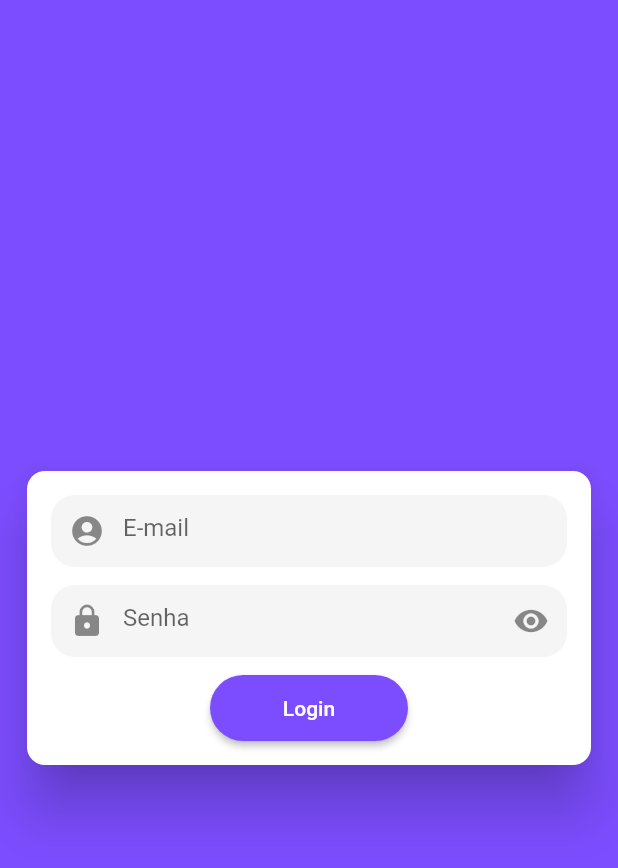
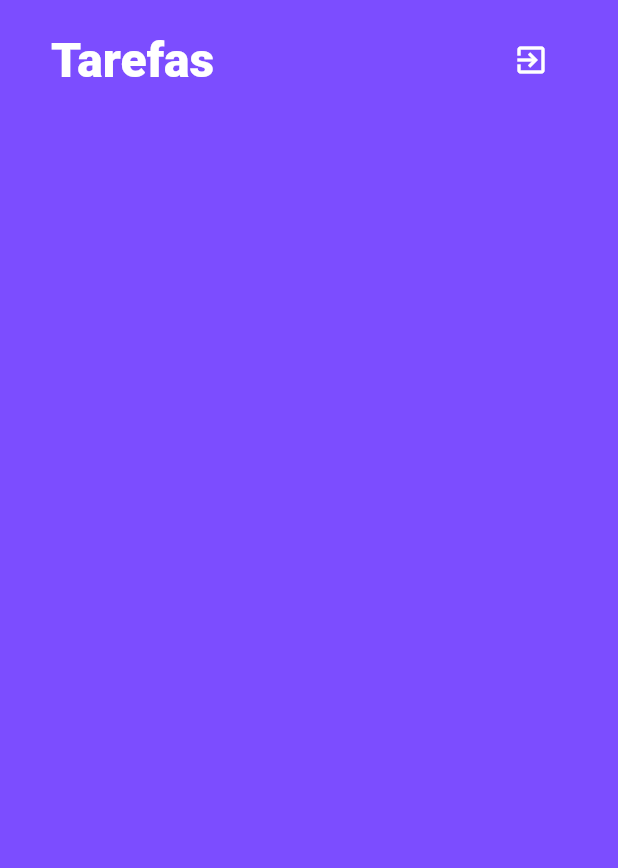
Before and after one commit to isaacscardoso/todolist-flutter-mobx, a Flutter app: the screen it shows after launch, after a tap on "Login", on a phone screen of 412 x 824 dp. Shown: the top 868 px of the screen. Run offline on Flutter 3.47's test engine with Material 2 defaults, Android fonts, the light colour scheme and no system bars.

Commit message:
Implementing the task listing screen, and using routes to switch between screens.

```diff
--- /dev/null
+++ b/lib/views/list_screen.dart
@@ -0,0 +1,59 @@
+import 'package:flutter/material.dart';
+import 'package:mobx_todo_list/views/login_screen.dart';
+
+class ListScreen extends StatefulWidget {
+  const ListScreen({Key? key}) : super(key: key);
+
+  @override
+  State<ListScreen> createState() => _ListScreenState();
+}
+
+class _ListScreenState extends State<ListScreen> {
+  @override
+  Widget build(BuildContext context) {
+    return SafeArea(
+      child: Scaffold(
+        resizeToAvoidBottomInset: false,
+        body: Container(
+          margin: const EdgeInsets.fromLTRB(32, 0, 32, 32),
+          child: Column(
+            children: <Widget>[
+              Padding(
+                padding: const EdgeInsets.symmetric(
+                  vertical: 16,
+                  horizontal: 2,
+                ),
+                child: Row(
+                  mainAxisAlignment: MainAxisAlignment.spaceBetween,
+                  children: <Widget>[
+                    const Text(
+                      'Tarefas',
+                      style: TextStyle(
+                        color: Colors.white,
+                        fontWeight: FontWeight.w900,
+                        fontSize: 32,
+                      ),
+                    ),
+                    IconButton(
+                      onPressed: () {
+                        Navigator.of(context).pushReplacement(
+                          MaterialPageRoute(
+                            builder: (_) => const LoginScreen(),
+                          ),
+                        );
+                      },
+                      color: Colors.white,
+                      icon: const Icon(
+                        Icons.exit_to_app,
+                      ),
+                    ),
+                  ],
+                ),
+              ),
+            ],
+          ),
+        ),
+      ),
+    );
+  }
+}
--- a/lib/views/login_screen.dart
+++ b/lib/views/login_screen.dart
@@ -1,4 +1,5 @@
 import 'package:flutter/material.dart';
+import 'package:mobx_todo_list/views/list_screen.dart';
 import 'package:mobx_todo_list/widgets/custom_icon_button.dart';
 import 'package:mobx_todo_list/widgets/custom_text_field.dart';
 
@@ -55,7 +56,13 @@ class _LoginScreenState extends State<LoginScreen> {
                     width: 132,
                     height: 44,
                     child: ElevatedButton(
-                      onPressed: () {},
+                      onPressed: () {
+                        Navigator.of(context).pushReplacement(
+                          MaterialPageRoute(
+                            builder: (_) => const ListScreen(),
+                          ),
+                        );
+                      },
                       style: ElevatedButton.styleFrom(
                         primary: Theme.of(context).primaryColor,
                         shape: RoundedRectangleBorder(
```
